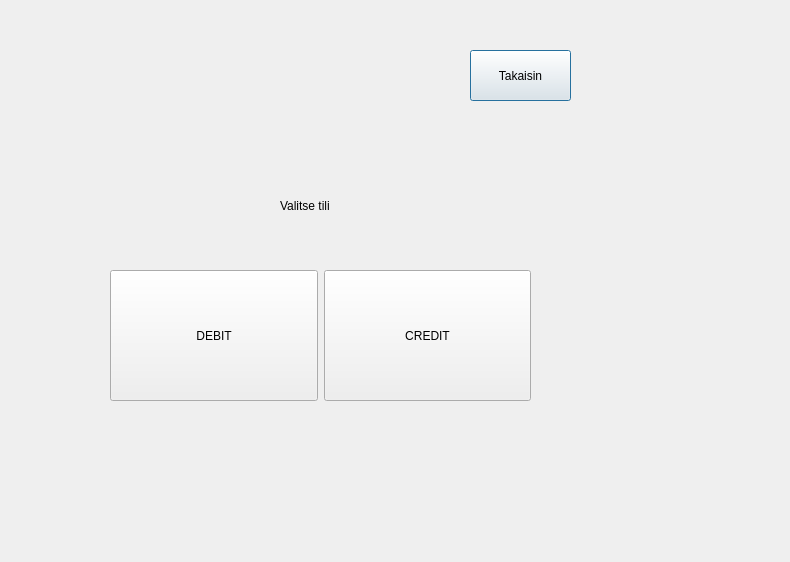
Before: the Qt Designer form bank_automat/choosecard.ui in 25kmo-project/group_7, drawn with Qt 5.
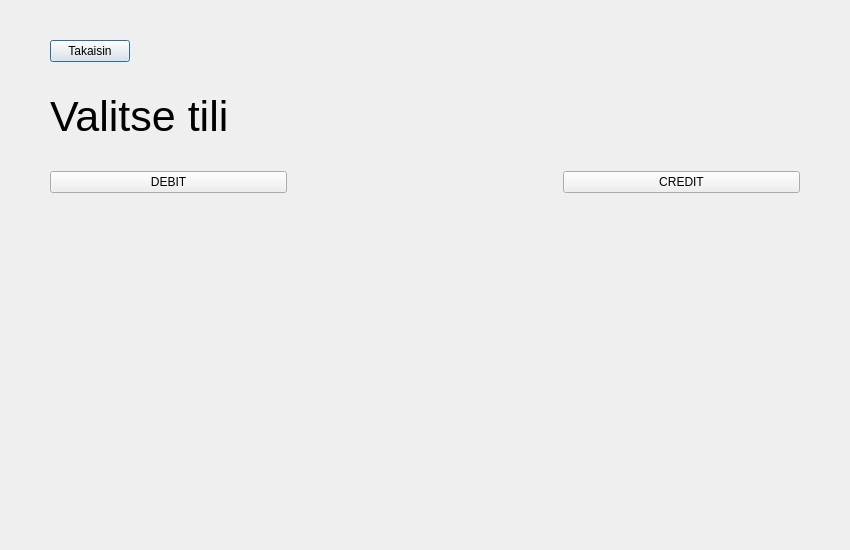
After: the same form once the commit is applied.

Commit message: kortin valintaan sama teema muiden ikkunoiden kanssa

```diff
--- a/bank_automat/choosecard.ui
+++ b/bank_automat/choosecard.ui
@@ -6,65 +6,80 @@
    <rect>
     <x>0</x>
     <y>0</y>
-    <width>790</width>
-    <height>562</height>
+    <width>850</width>
+    <height>550</height>
    </rect>
   </property>
   <property name="minimumSize">
    <size>
-    <width>600</width>
-    <height>400</height>
+    <width>850</width>
+    <height>550</height>
    </size>
   </property>
   <property name="windowTitle">
-   <string>Dialog</string>
-  </property>
-  <widget class="QLabel" name="label">
-   <property name="geometry">
-    <rect>
-     <x>280</x>
-     <y>180</y>
-     <width>141</width>
-     <height>51</height>
-    </rect>
-   </property>
-   <property name="text">
     <string>Valitse tili</string>
    </property>
-  </widget>
+  <layout class="QVBoxLayout" name="verticalLayout">
+   <property name="spacing">
+    <number>30</number>
+   </property>
+   <property name="leftMargin">
+    <number>50</number>
+   </property>
+   <property name="topMargin">
+    <number>40</number>
+   </property>
+   <property name="rightMargin">
+    <number>50</number>
+   </property>
+   <property name="bottomMargin">
+    <number>50</number>
+   </property>
+   <item>
+    <layout class="QHBoxLayout" name="topBar">
+     <item>
   <widget class="QPushButton" name="btnBack">
-   <property name="geometry">
-    <rect>
-     <x>470</x>
-     <y>50</y>
-     <width>101</width>
-     <height>51</height>
-    </rect>
-   </property>
-   <property name="sizePolicy">
-    <sizepolicy hsizetype="Expanding" vsizetype="Expanding">
-     <horstretch>0</horstretch>
-     <verstretch>0</verstretch>
-    </sizepolicy>
-   </property>
    <property name="text">
     <string>Takaisin</string>
    </property>
   </widget>
-  <widget class="QWidget" name="layoutWidget">
-   <property name="geometry">
-    <rect>
-     <x>110</x>
-     <y>270</y>
-     <width>421</width>
-     <height>131</height>
-    </rect>
-   </property>
-   <layout class="QGridLayout" name="gridLayout">
-    <item row="0" column="0">
+     </item>
+     <item>
+      <spacer name="horizontalSpacer">
+       <property name="orientation">
+        <enum>Qt::Orientation::Horizontal</enum>
+       </property>
+       <property name="sizeHint" stdset="0">
+        <size>
+         <width>0</width>
+         <height>0</height>
+        </size>
+       </property>
+      </spacer>
+     </item>
+    </layout>
+   </item>
+   <item>
+    <widget class="QLabel" name="label">
+     <property name="font">
+      <font>
+       <pointsize>32</pointsize>
+      </font>
+     </property>
+     <property name="text">
+      <string>Valitse tili</string>
+     </property>
+    </widget>
+   </item>
+   <item>
+    <layout class="QHBoxLayout" name="cardButtonsLayout">
+     <property name="spacing">
+      <number>40</number>
+     </property>
+     <item>
      <widget class="QPushButton" name="btnDEBIT">
       <property name="sizePolicy">
-       <sizepolicy hsizetype="Expanding" vsizetype="Expanding">
+        <sizepolicy hsizetype="Expanding" vsizetype="Fixed">
         <horstretch>0</horstretch>
         <verstretch>0</verstretch>
        </sizepolicy>
@@ -74,10 +89,23 @@
       </property>
      </widget>
     </item>
-    <item row="0" column="1">
+     <item>
+      <spacer name="horizontalSpacer_2">
+       <property name="orientation">
+        <enum>Qt::Orientation::Horizontal</enum>
+       </property>
+       <property name="sizeHint" stdset="0">
+        <size>
+         <width>40</width>
+         <height>20</height>
+        </size>
+       </property>
+      </spacer>
+     </item>
+     <item>
      <widget class="QPushButton" name="btnCREDIT">
       <property name="sizePolicy">
-       <sizepolicy hsizetype="Expanding" vsizetype="Expanding">
+        <sizepolicy hsizetype="Expanding" vsizetype="Fixed">
         <horstretch>0</horstretch>
         <verstretch>0</verstretch>
        </sizepolicy>
@@ -88,7 +116,21 @@
      </widget>
     </item>
    </layout>
-  </widget>
+   </item>
+   <item>
+    <spacer name="verticalSpacer">
+     <property name="orientation">
+      <enum>Qt::Orientation::Vertical</enum>
+     </property>
+     <property name="sizeHint" stdset="0">
+      <size>
+       <width>0</width>
+       <height>0</height>
+      </size>
+     </property>
+    </spacer>
+   </item>
+  </layout>
  </widget>
  <resources/>
  <connections/>
```
Lines whose indentation alone changed are shown as unchanged. The commit also changes 1 other file.
